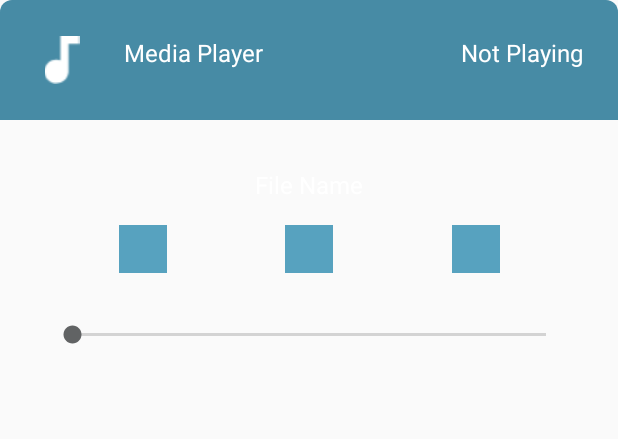
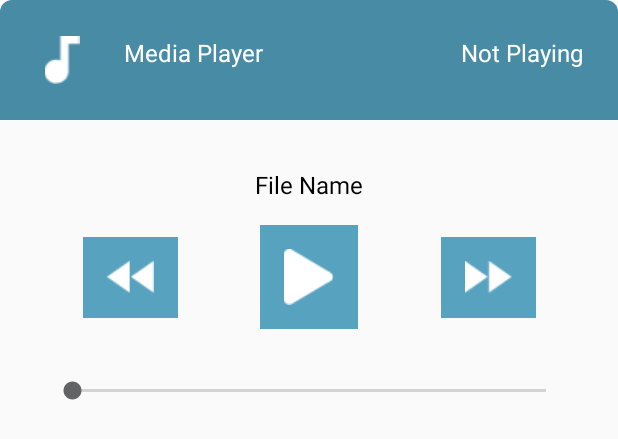
Before and after one commit to DingchunFei/OurChat, an Android app: the layout music_palyer.xml on its own in the app's theme, with its tools: preview values and no code run, on a phone screen of 412 x 824 dp. Shown: the top 439 px of the screen. Run offline under Robolectric (Android 15) with nearby library versions, the phone set to English and light mode, and no system bars.

Commit message:
AudioPlayerLayout

```diff
--- a/app/src/main/java/com/example/gotsaintwho/audio/AudioListFragment.java
+++ b/app/src/main/java/com/example/gotsaintwho/audio/AudioListFragment.java
@@ -27,6 +27,7 @@ public class AudioListFragment extends Fragment implements AudioAdapter.onItemLi
     private BottomSheetBehavior musicPlayerLayoutBehavior;
     private RecyclerView audioList;
     private File[] allAudioFiles;
+    //MediaPlayer
     private MediaPlayer mediaPlayer = null;
     private boolean isPlaying = false;
     private File fileToPlay = null;
--- a/app/src/main/res/layout/music_palyer.xml
+++ b/app/src/main/res/layout/music_palyer.xml
@@ -8,7 +8,7 @@
     app:layout_behavior="com.google.android.material.bottomsheet.BottomSheetBehavior"
     app:behavior_hideable="true"
     app:behavior_peekHeight="70dp"
-    android:id="@+id/music_player"
+    android:id="@+id/player_sheet"
     >
 
     <LinearLayout
@@ -47,7 +47,6 @@
             android:layout_width="match_parent"
             android:layout_height="wrap_content"
             android:layout_weight="3"
-
             android:paddingTop="24dp"
             android:paddingEnd="24dp"
             android:paddingBottom="24dp"
@@ -60,21 +59,20 @@
     </LinearLayout>
 
     <TextView
-        android:id="@+id/textView3"
+        android:id="@+id/player_filename"
         android:layout_width="0dp"
         android:layout_height="wrap_content"
+        android:layout_marginEnd="32dp"
+        android:layout_marginStart="32dp"
         android:layout_marginTop="32dp"
+        android:gravity="center_horizontal"
         android:text="File Name"
-
-        android:textColor="@android:color/white"
+        android:textAlignment="center"
+        android:textColor="@android:color/primary_text_light_nodisable"
         android:textSize="16sp"
-        android:textAlignment="center"
-        android:layout_marginStart="32dp"
-        android:layout_marginEnd="32dp"
         app:layout_constraintEnd_toEndOf="parent"
         app:layout_constraintStart_toStartOf="parent"
-        app:layout_constraintTop_toBottomOf="@+id/linearLayout"
-        android:gravity="center_horizontal" />
+        app:layout_constraintTop_toBottomOf="@+id/linearLayout" />
 
     <ImageButton
         android:id="@+id/player_play_btn"
@@ -85,8 +83,8 @@
         android:padding="16dp"
         app:layout_constraintEnd_toEndOf="parent"
         app:layout_constraintStart_toStartOf="parent"
-        app:layout_constraintTop_toBottomOf="@+id/textView3"
-        />
+        app:layout_constraintTop_toBottomOf="@+id/player_filename"
+        app:srcCompat="@drawable/player_play_btn" />
 
     <ImageButton
         android:id="@+id/imageView3"
@@ -98,7 +96,7 @@
         app:layout_constraintEnd_toStartOf="@+id/player_play_btn"
         app:layout_constraintStart_toStartOf="parent"
         app:layout_constraintTop_toTopOf="@+id/player_play_btn"
-         />
+        app:srcCompat="@drawable/player_back_btn" />
 
     <ImageButton
         android:id="@+id/imageView4"
@@ -110,9 +108,10 @@
         app:layout_constraintEnd_toEndOf="parent"
         app:layout_constraintStart_toEndOf="@+id/player_play_btn"
         app:layout_constraintTop_toTopOf="@+id/player_play_btn"
-         />
+        app:srcCompat="@drawable/player_forward_btn" />
 
     <SeekBar
+        android:id="@+id/player_seekbar"
         android:layout_width="0dp"
         android:layout_height="wrap_content"
         android:layout_margin="32dp"
```
Also changed, not shown: app/src/main/res/drawable-v24/player_back_btn.png (added), app/src/main/res/drawable-v24/player_forward_btn.png (added), app/src/main/res/drawable-v24/player_play_btn.png (added).
